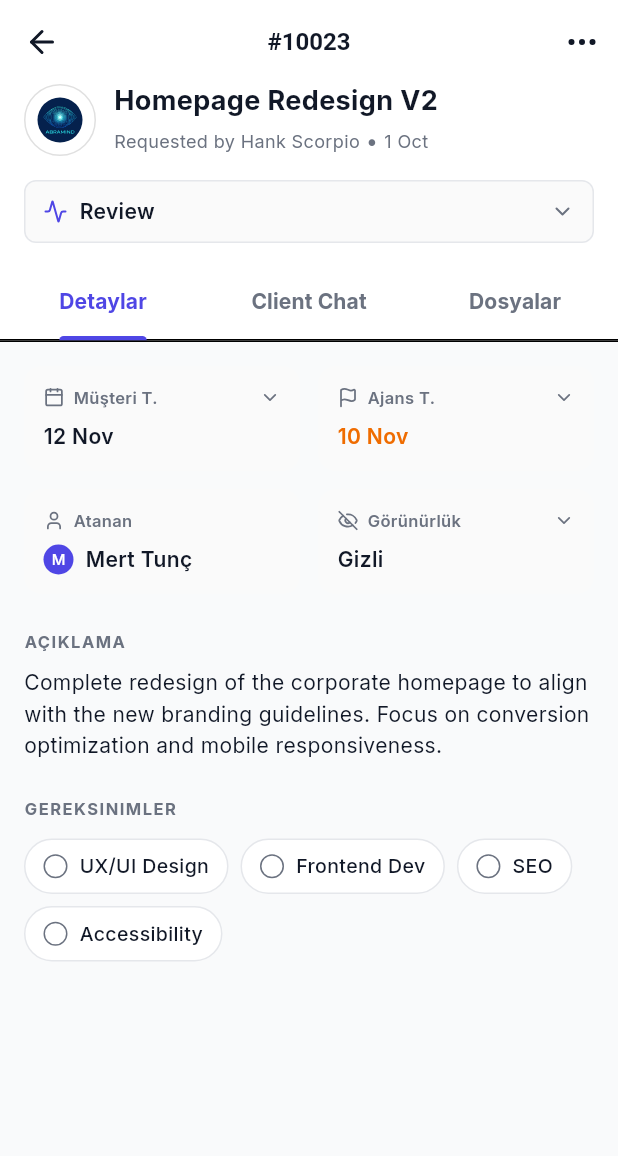
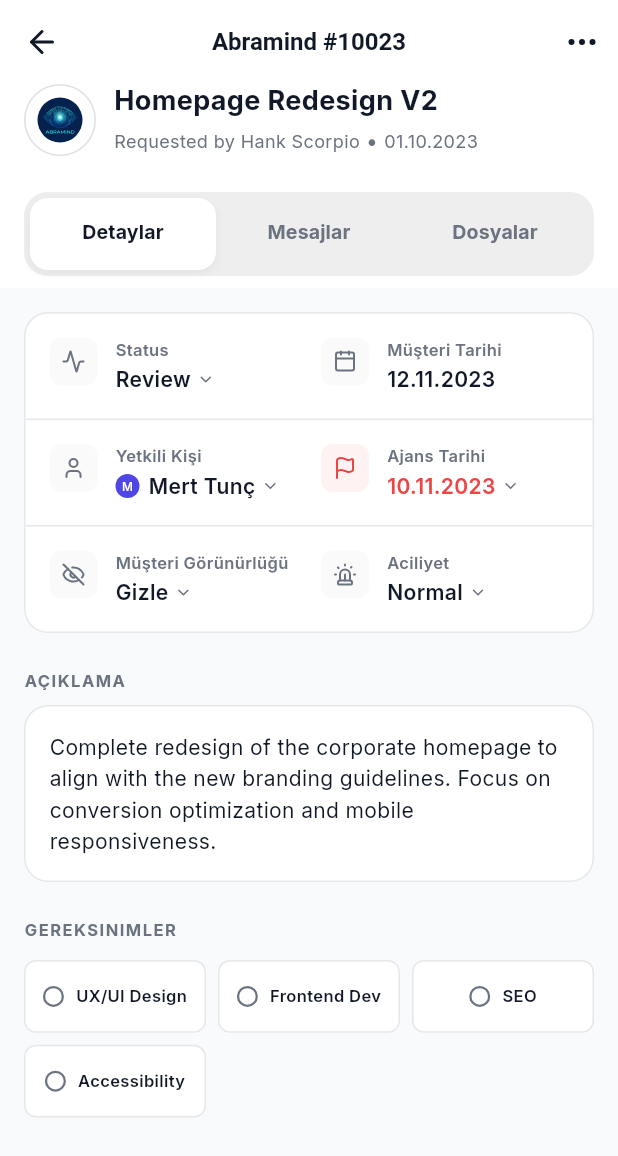
Before and after one commit to faithtnuc/workflow-management-mobileui, a Flutter app: the screen it shows after launch, after a tap on "Homepage Redesign V2", on a phone screen of 412 x 824 dp. Shown: the top 1156 px of the screen. Run offline on Flutter 3.47's test engine with Material 3 defaults, Android fonts, the phone set to English and light mode, and no system bars; our stand-ins replace flutter_svg, google_fonts, lucide_icons; project files that could hold a hidden picture were left out.

Commit message:
job detail page: updated

```diff
--- a/lib/screens/job_detail_screen.dart
+++ b/lib/screens/job_detail_screen.dart
@@ -76,7 +76,7 @@ class _JobDetailScreenState extends State<JobDetailScreen>
     try {
       final date = DateTime.parse(dateStr);
       final locale = Localizations.localeOf(context).languageCode;
-      return intl.DateFormat('d MMM', locale).format(date);
+      return intl.DateFormat('dd.MM.yyyy', locale).format(date);
     } catch (e) {
       return dateStr;
     }
@@ -84,8 +84,6 @@ class _JobDetailScreenState extends State<JobDetailScreen>
 
   @override
   Widget build(BuildContext context) {
-    final l10n = AppLocalizations.of(context)!;
-
     return Scaffold(
       backgroundColor: AppTheme.background,
       body: NestedScrollView(
@@ -105,7 +103,7 @@ class _JobDetailScreenState extends State<JobDetailScreen>
               ),
               centerTitle: true,
               title: Text(
-                '#${widget.job.id}',
+                '${widget.client.name} #${widget.job.id}',
                 style: const TextStyle(
                   color: AppTheme.textMain,
                   fontWeight: FontWeight.bold,
@@ -127,20 +125,30 @@ class _JobDetailScreenState extends State<JobDetailScreen>
               delegate: _SliverAppBarDelegate(
                 TabBar(
                   controller: _tabController,
-                  labelColor: AppTheme.primary,
+                  labelColor: AppTheme.textMain,
                   unselectedLabelColor: AppTheme.textSecondary,
-                  indicatorColor: AppTheme.primary,
-                  indicatorWeight: 3,
+                  indicator: BoxDecoration(
+                    borderRadius: BorderRadius.circular(12),
+                    color: Colors.white,
+                    boxShadow: [
+                      BoxShadow(
+                        color: Colors.black.withOpacity(0.05),
+                        blurRadius: 4,
+                        offset: const Offset(0, 2),
+                      ),
+                    ],
+                  ),
+                  indicatorSize: TabBarIndicatorSize.tab,
+                  dividerColor: Colors.transparent,
                   labelStyle: const TextStyle(
                     fontWeight: FontWeight.bold,
-                    fontSize: 14,
+                    fontSize: 13,
                   ),
-                  tabs: [
-                    const Tab(text: 'Detaylar'), // TODO: Localize
-                    Tab(
-                      text: l10n.clientChat,
-                    ), // Reusing existing localized string vaguely or just 'Mesajlar'
-                    const Tab(text: 'Dosyalar'), // TODO: Localize
+                  splashBorderRadius: BorderRadius.circular(12),
+                  tabs: const [
+                    Tab(text: 'Detaylar'), // TODO: Localize
+                    Tab(text: 'Mesajlar'),
+                    Tab(text: 'Dosyalar'), // TODO: Localize
                   ],
                 ),
               ),
@@ -245,40 +253,6 @@ class _JobDetailScreenState extends State<JobDetailScreen>
               ),
             ],
           ),
-          const SizedBox(height: 16),
-          // Status Dropdown
-          Container(
-            padding: const EdgeInsets.symmetric(horizontal: 12, vertical: 10),
-            decoration: BoxDecoration(
-              color: Colors.grey.shade50,
-              borderRadius: BorderRadius.circular(8),
-              border: Border.all(color: AppTheme.border),
-            ),
-            child: Row(
-              children: [
-                const Icon(
-                  LucideIcons.activity,
-                  size: 16,
-                  color: AppTheme.primary,
-                ),
-                const SizedBox(width: 8),
-                Text(
-                  widget.job.status, // Should use localized status
-                  style: const TextStyle(
-                    color: AppTheme.textMain,
-                    fontWeight: FontWeight.w600,
-                    fontSize: 14,
-                  ),
-                ),
-                const Spacer(),
-                const Icon(
-                  LucideIcons.chevronDown,
-                  size: 16,
-                  color: AppTheme.textSecondary,
-                ),
-              ],
-            ),
-          ),
         ],
       ),
     );
@@ -290,53 +264,108 @@ class _JobDetailScreenState extends State<JobDetailScreen>
       child: Column(
         crossAxisAlignment: CrossAxisAlignment.start,
         children: [
-          // Dates Section
-          Row(
+          // Info Card (Status, Dates, People)
+          Container(
+            decoration: BoxDecoration(
+              color: Colors.white,
+              borderRadius: BorderRadius.circular(16),
+              border: Border.all(color: AppTheme.border),
+            ),
+            child: Column(
+              children: [
+                // Row 1: Status | Client Date
+                Padding(
+                  padding: const EdgeInsets.all(16),
+                  child: Row(
+                    crossAxisAlignment: CrossAxisAlignment.start,
                     children: [
                       Expanded(
-                child: _buildInteractiveField(
-                  icon: LucideIcons.calendar,
-                  label: 'Müşteri T.',
-                  value: _formatDate(context, widget.job.deadline),
-                  isUrgent: false,
+                        child: _buildInfoItem(
+                          icon: LucideIcons.activity,
+                          label: 'Status', // TODO: Localize
+                          value: widget.job.status,
+                          isEditable: true,
                         ),
                       ),
-              const SizedBox(width: 12),
+                      const SizedBox(width: 16),
                       Expanded(
-                child: _buildInteractiveField(
-                  icon: LucideIcons.flag,
-                  label: 'Ajans T.',
-                  value: _formatDate(context, widget.job.internalDeadline),
-                  isUrgent: true, // Internal deadline is important
+                        child: _buildInfoItem(
+                          icon: LucideIcons.calendar,
+                          label: 'Müşteri Tarihi',
+                          value: _formatDate(context, widget.job.deadline),
+                          isEditable: false,
                         ),
                       ),
                     ],
                   ),
-          const SizedBox(height: 12),
-          // People Section
-          Row(
+                ),
+                const Divider(height: 1, color: AppTheme.border),
+                // Row 2: Assignee | Agency Date
+                Padding(
+                  padding: const EdgeInsets.all(16),
+                  child: Row(
+                    crossAxisAlignment: CrossAxisAlignment.start,
                     children: [
                       Expanded(
-                child: _buildInteractiveField(
+                        child: _buildInfoItem(
                           icon: LucideIcons.user,
-                  label: 'Atanan',
-                  value: widget.job.assignee, // Could be avatar
-                  isUrgent: false,
+                          label: 'Yetkili Kişi',
+                          value: widget.job.assignee,
+                          isEditable: true,
                           showAvatar: true,
                         ),
                       ),
-              const SizedBox(width: 12),
+                      const SizedBox(width: 16),
                       Expanded(
-                child: _buildInteractiveField(
+                        child: _buildInfoItem(
+                          icon: LucideIcons.flag,
+                          label: 'Ajans Tarihi',
+                          value: _formatDate(
+                            context,
+                            widget.job.internalDeadline,
+                          ),
+                          isEditable: true,
+                          isUrgent: true,
+                        ),
+                      ),
+                    ],
+                  ),
+                ),
+                const Divider(height: 1, color: AppTheme.border),
+                // Row 3: Visibility | Urgency
+                Padding(
+                  padding: const EdgeInsets.all(16),
+                  child: Row(
+                    children: [
+                      Expanded(
+                        child: _buildInfoItem(
                           icon: widget.job.isClientVisible
                               ? LucideIcons.eye
                               : LucideIcons.eyeOff,
-                  label: 'Görünürlük',
-                  value: widget.job.isClientVisible ? 'Müşteri' : 'Gizli',
-                  isUrgent: false,
+                          label: 'Müşteri Görünürlüğü',
+                          value: widget.job.isClientVisible
+                              ? 'Göster'
+                              : 'Gizle',
+                          isEditable: true,
+                        ),
+                      ),
+                      const SizedBox(width: 16),
+                      Expanded(
+                        child: _buildInfoItem(
+                          icon: LucideIcons.siren, // or AlertTriangle
+                          label: 'Aciliyet',
+                          value: widget.job.status == 'Urgent'
+                              ? 'Acil'
+                              : 'Normal', // Simple mapping
+                          isEditable: true,
+                          isUrgent: widget.job.status == 'Urgent',
                         ),
                       ),
                     ],
+                  ),
+                ),
+              ],
+            ),
           ),
 
           const SizedBox(height: 24),
@@ -352,12 +381,20 @@ class _JobDetailScreenState extends State<JobDetailScreen>
             ),
           ),
           const SizedBox(height: 8),
-          Text(
+          Container(
+            padding: const EdgeInsets.all(16),
+            decoration: BoxDecoration(
+              color: Colors.white,
+              borderRadius: BorderRadius.circular(16),
+              border: Border.all(color: AppTheme.border),
+            ),
+            child: Text(
               _getLocalizedDescription(context),
               style: const TextStyle(
                 fontSize: 14,
                 color: AppTheme.textMain,
                 height: 1.5,
+              ),
             ),
           ),
 
@@ -374,74 +411,90 @@ class _JobDetailScreenState extends State<JobDetailScreen>
             ),
           ),
           const SizedBox(height: 12),
-          Wrap(
-            spacing: 8,
-            runSpacing: 8,
-            children: widget.job.requirements.map((req) {
+          GridView.builder(
+            shrinkWrap: true,
+            physics: const NeverScrollableScrollPhysics(),
+            gridDelegate: const SliverGridDelegateWithFixedCrossAxisCount(
+              crossAxisCount: 3,
+              childAspectRatio: 2.5,
+              crossAxisSpacing: 8,
+              mainAxisSpacing: 8,
+            ),
+            itemCount: widget.job.requirements.length,
+            itemBuilder: (context, index) {
+              final req = widget.job.requirements[index];
               return Container(
-                padding: const EdgeInsets.symmetric(
-                  horizontal: 12,
-                  vertical: 8,
-                ),
+                padding: const EdgeInsets.symmetric(horizontal: 8),
                 decoration: BoxDecoration(
                   color: Colors.white,
-                  borderRadius: BorderRadius.circular(20),
+                  borderRadius: BorderRadius.circular(8),
                   border: Border.all(color: AppTheme.border),
                 ),
                 child: Row(
-                  mainAxisSize: MainAxisSize.min,
+                  mainAxisAlignment: MainAxisAlignment.center,
                   children: [
-                    // Fake checkbox
                     Container(
-                      width: 16,
-                      height: 16,
+                      width: 14,
+                      height: 14,
                       decoration: BoxDecoration(
                         shape: BoxShape.circle,
-                        border: Border.all(color: AppTheme.textSecondary),
+                        border: Border.all(
+                          color: AppTheme.textSecondary,
+                          width: 1.5,
+                        ),
                       ),
                     ),
                     const SizedBox(width: 8),
-                    Text(
+                    Flexible(
+                      child: Text(
                         req,
                         style: const TextStyle(
-                        fontSize: 13,
+                          fontSize: 11,
                           color: AppTheme.textMain,
-                        fontWeight: FontWeight.w500,
+                          fontWeight: FontWeight.w600,
+                        ),
+                        maxLines: 1,
+                        overflow: TextOverflow.ellipsis,
                       ),
                     ),
                   ],
                 ),
               );
-            }).toList(),
+            },
           ),
         ],
       ),
     );
   }
 
-  Widget _buildInteractiveField({
+  Widget _buildInfoItem({
     required IconData icon,
     required String label,
     required String value,
-    required bool isUrgent,
+    bool isUrgent = false,
+    bool isEditable = false,
     bool showAvatar = false,
   }) {
-    return Container(
-      padding: const EdgeInsets.all(12),
+    return Row(
+      crossAxisAlignment: CrossAxisAlignment.start,
+      children: [
+        Container(
+          padding: const EdgeInsets.all(8),
           decoration: BoxDecoration(
-        color: Colors.grey.shade50,
-        borderRadius: BorderRadius.circular(12),
-        border: Border.all(
-          color: Colors.transparent,
-        ), // Placeholder for active state
+            color: isUrgent ? AppTheme.dangerBg : Colors.grey.shade50,
+            borderRadius: BorderRadius.circular(8),
           ),
+          child: Icon(
+            icon,
+            size: 16,
+            color: isUrgent ? AppTheme.danger : AppTheme.textSecondary,
+          ),
+        ),
+        const SizedBox(width: 12),
+        Expanded(
           child: Column(
             crossAxisAlignment: CrossAxisAlignment.start,
             children: [
-          Row(
-            children: [
-              Icon(icon, size: 14, color: AppTheme.textSecondary),
-              const SizedBox(width: 6),
               Text(
                 label,
                 style: const TextStyle(
@@ -450,46 +503,49 @@ class _JobDetailScreenState extends State<JobDetailScreen>
                   fontWeight: FontWeight.w600,
                 ),
               ),
-              const Spacer(),
-              if (!showAvatar) // Don't show chevron if avatar is the main thing, or maybe do? Design says edit icon.
-                const Icon(
-                  LucideIcons.chevronDown,
-                  size: 14,
-                  color: AppTheme.textSecondary,
-                ),
-            ],
-          ),
-          const SizedBox(height: 8),
+              const SizedBox(height: 2),
               Row(
                 children: [
                   if (showAvatar) ...[
                     CircleAvatar(
-                  radius: 10,
+                      radius: 8,
                       backgroundColor: AppTheme.primary,
                       child: Text(
                         value.isNotEmpty ? value[0] : '?',
-                    style: const TextStyle(fontSize: 10, color: Colors.white),
+                        style: const TextStyle(
+                          fontSize: 8,
+                          color: Colors.white,
                         ),
                       ),
-                const SizedBox(width: 8),
+                    ),
+                    const SizedBox(width: 6),
                   ],
-              Expanded(
+                  Flexible(
                     child: Text(
                       value,
                       style: TextStyle(
                         fontSize: 14,
                         fontWeight: FontWeight.w600,
-                    color: isUrgent
-                        ? Colors.orange.shade800
-                        : AppTheme.textMain,
+                        color: isUrgent ? AppTheme.danger : AppTheme.textMain,
                       ),
+                      maxLines: 1,
                       overflow: TextOverflow.ellipsis,
                     ),
                   ),
+                  if (isEditable) ...[
+                    const SizedBox(width: 4),
+                    const Icon(
+                      LucideIcons.chevronDown,
+                      size: 12,
+                      color: AppTheme.textSecondary,
+                    ),
+                  ],
                 ],
               ),
             ],
           ),
+        ),
+      ],
     );
   }
 
@@ -814,9 +870,9 @@ class _SliverAppBarDelegate extends SliverPersistentHeaderDelegate {
   _SliverAppBarDelegate(this._tabBar);
 
   @override
-  double get minExtent => _tabBar.preferredSize.height + 1; // +1 for border
+  double get minExtent => _tabBar.preferredSize.height + 24; // Padding for visual balance
   @override
-  double get maxExtent => _tabBar.preferredSize.height + 1;
+  double get maxExtent => _tabBar.preferredSize.height + 24;
 
   @override
   Widget build(
@@ -826,7 +882,16 @@ class _SliverAppBarDelegate extends SliverPersistentHeaderDelegate {
   ) {
     return Container(
       color: AppTheme.surface,
-      child: Column(children: [_tabBar, const Divider(height: 1)]),
+      alignment: Alignment.center,
+      child: Container(
+        margin: const EdgeInsets.symmetric(horizontal: 16),
+        padding: const EdgeInsets.all(4),
+        decoration: BoxDecoration(
+          color: Colors.grey.shade200,
+          borderRadius: BorderRadius.circular(16),
+        ),
+        child: _tabBar,
+      ),
     );
   }
 
```
Lines whose indentation alone changed are shown as unchanged.
